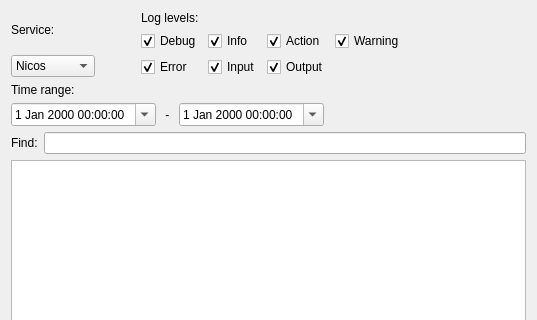
Qt form lib/nicos/clients/gui/panels/logviewer.ui (mlz-ictrl/nicos) before a commit; both pictures show x 0 to 537 and y 0 to 320 of the 537 by 637 pixel window.
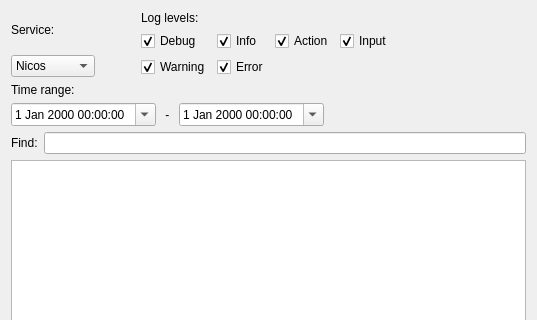
The same form after that commit.

Commit message:
loggers: remove OUTPUT logging level
This loglevel was only used for "print" statements in user scripts, and it was always
handled the same as INFO.  There is no useful distinction, so it can be replaced by
INFO everywhere.

What changed in the file:
```diff
--- a/lib/nicos/clients/gui/panels/logviewer.ui
+++ b/lib/nicos/clients/gui/panels/logviewer.ui
@@ -18,16 +18,6 @@
     <layout class="QGridLayout" name="gridLayout_4">
      <item row="0" column="2">
       <layout class="QGridLayout" name="gridLayout">
-       <item row="3" column="2">
-        <widget class="QCheckBox" name="levelOutputCheckBox">
-         <property name="text">
-          <string>Output</string>
-         </property>
-         <property name="checked">
-          <bool>true</bool>
-         </property>
-        </widget>
-       </item>
        <item row="1" column="1">
         <widget class="QCheckBox" name="levelInfoCheckBox">
          <property name="text">
@@ -48,36 +38,6 @@
          </property>
         </widget>
        </item>
-       <item row="1" column="3">
-        <widget class="QCheckBox" name="levelWarningCheckBox">
-         <property name="text">
-          <string>Warning</string>
-         </property>
-         <property name="checked">
-          <bool>true</bool>
-         </property>
-        </widget>
-       </item>
-       <item row="3" column="0">
-        <widget class="QCheckBox" name="levelErrorCheckBox">
-         <property name="text">
-          <string>Error</string>
-         </property>
-         <property name="checked">
-          <bool>true</bool>
-         </property>
-        </widget>
-       </item>
-       <item row="3" column="1">
-        <widget class="QCheckBox" name="levelInputCheckBox">
-         <property name="text">
-          <string>Input</string>
-         </property>
-         <property name="checked">
-          <bool>true</bool>
-         </property>
-        </widget>
-       </item>
        <item row="0" column="0">
         <widget class="QLabel" name="label_2">
          <property name="text">
@@ -108,6 +68,36 @@
          </property>
         </spacer>
        </item>
+       <item row="1" column="3">
+        <widget class="QCheckBox" name="levelInputCheckBox">
+         <property name="text">
+          <string>Input</string>
+         </property>
+         <property name="checked">
+          <bool>true</bool>
+         </property>
+        </widget>
+       </item>
+       <item row="3" column="0">
+        <widget class="QCheckBox" name="levelWarningCheckBox">
+         <property name="text">
+          <string>Warning</string>
+         </property>
+         <property name="checked">
+          <bool>true</bool>
+         </property>
+        </widget>
+       </item>
+       <item row="3" column="1">
+        <widget class="QCheckBox" name="levelErrorCheckBox">
+         <property name="text">
+          <string>Error</string>
+         </property>
+         <property name="checked">
+          <bool>true</bool>
+         </property>
+        </widget>
+       </item>
       </layout>
      </item>
      <item row="0" column="0">
```
Left out of the diff: 16 changed lines with no effect on the pictures. The commit also changes 9 other files.
